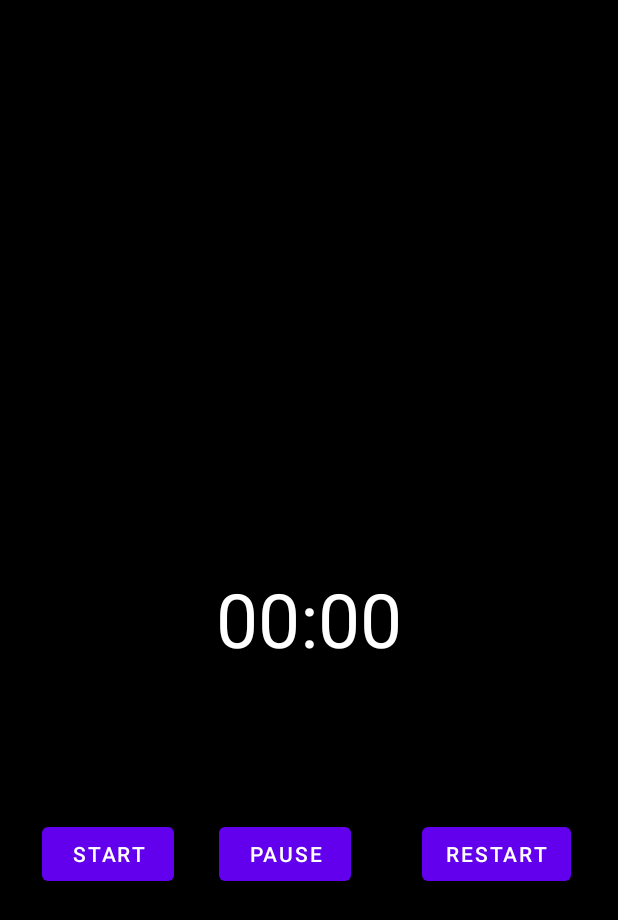
After one commit to hamitmizrak/Android_PeerToPeerMessage, an Android app: the Chronometre screen opened directly, with no data from a screen before it, on a phone screen of 412 x 824 dp. The commit adds this screen. Shown: the top 920 px of the screen. Run offline under Robolectric (Android 15) with nearby library versions, the phone set to English and light mode, and no system bars.

Commit message:
Chronometre

```diff
--- a/app/src/main/AndroidManifest.xml
+++ b/app/src/main/AndroidManifest.xml
@@ -20,6 +20,13 @@
         android:supportsRtl="true"
         android:theme="@style/Theme.PeerToPeerMessage"
         tools:targetApi="31">
+        <activity
+            android:name=".Chronometre"
+            android:exported="false">
+            <meta-data
+                android:name="android.app.lib_name"
+                android:value="" />
+        </activity>
         <activity
             android:name=".TelephoneValidation"
             android:exported="false">
--- a/app/src/main/java/com/hamitmizrak/peertopeermessage/AdminActivity.java
+++ b/app/src/main/java/com/hamitmizrak/peertopeermessage/AdminActivity.java
@@ -4,6 +4,7 @@ import androidx.annotation.NonNull;
 import androidx.appcompat.app.AppCompatActivity;
 import androidx.appcompat.widget.Toolbar;
 
+import android.content.Intent;
 import android.os.Bundle;
 import android.view.Menu;
 import android.view.MenuItem;
@@ -36,6 +37,15 @@ public class AdminActivity extends AppCompatActivity {
                 break;
 
 
+            case R.id.adminMenuChronometreId:
+                Toast.makeText(this, "Kronometre Tıklandı", Toast.LENGTH_SHORT).show();
+                Intent chronometreIntent = new Intent(getApplicationContext(), Chronometre.class);
+                //Toast'a String bir ifade göndermek istersek
+                Toast.makeText(AdminActivity.this, "Kronometre", Toast.LENGTH_SHORT).show();
+                startActivity(chronometreIntent);
+                break;
+
+
             case R.id.adminMenuLogoutId:
                 Toast.makeText(this, "Logout Tıklandı", Toast.LENGTH_SHORT).show();
                 break;
--- /dev/null
+++ b/app/src/main/java/com/hamitmizrak/peertopeermessage/Chronometre.java
@@ -0,0 +1,16 @@
+package com.hamitmizrak.peertopeermessage;
+
+import androidx.appcompat.app.AppCompatActivity;
+
+import android.os.Bundle;
+
+public class Chronometre extends AppCompatActivity {
+    //Global Variable
+
+
+    @Override
+    protected void onCreate(Bundle savedInstanceState) {
+        super.onCreate(savedInstanceState);
+        setContentView(R.layout.activity_chronometre);
+    }
+}
--- /dev/null
+++ b/app/src/main/res/layout/activity_chronometre.xml
@@ -0,0 +1,64 @@
+<?xml version="1.0" encoding="utf-8"?>
+<androidx.constraintlayout.widget.ConstraintLayout xmlns:android="http://schemas.android.com/apk/res/android"
+    xmlns:app="http://schemas.android.com/apk/res-auto"
+    xmlns:tools="http://schemas.android.com/tools"
+    android:layout_width="match_parent"
+    android:layout_height="match_parent"
+    android:background="@color/black"
+    android:orientation="vertical"
+    tools:context=".Chronometre">
+
+
+    <Chronometer
+        android:id="@+id/chronometreId"
+        android:layout_width="wrap_content"
+        android:layout_height="wrap_content"
+        android:text="00:00"
+        android:textAlignment="center"
+        android:textColor="@color/white"
+        android:textSize="50dp"
+        app:layout_constraintBottom_toBottomOf="parent"
+        app:layout_constraintEnd_toEndOf="parent"
+        app:layout_constraintStart_toStartOf="parent"
+        app:layout_constraintTop_toTopOf="parent" />
+
+    <Button
+        android:id="@+id/chronometreStartId"
+        android:layout_width="wrap_content"
+        android:layout_height="wrap_content"
+        android:text="Start"
+        app:layout_constraintBottom_toBottomOf="parent"
+        app:layout_constraintEnd_toStartOf="@id/chronometreId"
+        app:layout_constraintStart_toStartOf="parent"
+        app:layout_constraintTop_toBottomOf="@id/chronometreId"
+        app:layout_constraintHorizontal_bias="0.500"
+        app:layout_constraintVertical_bias="0.301"
+        />
+
+
+    <Button
+        android:id="@+id/chronometrePauseId"
+        android:layout_width="wrap_content"
+        android:layout_height="wrap_content"
+        android:text="Pause"
+        app:layout_constraintBottom_toBottomOf="parent"
+        app:layout_constraintEnd_toEndOf="parent"
+        app:layout_constraintStart_toStartOf="parent"
+        app:layout_constraintTop_toBottomOf="@id/chronometreId"
+        app:layout_constraintHorizontal_bias="0.450"
+        app:layout_constraintVertical_bias="0.301"/>
+
+    <Button
+        android:id="@+id/chronometreRestartId"
+        android:layout_width="wrap_content"
+        android:layout_height="wrap_content"
+        android:text="Restart"
+        app:layout_constraintBottom_toBottomOf="parent"
+        app:layout_constraintEnd_toEndOf="parent"
+        app:layout_constraintStart_toStartOf="parent"
+        app:layout_constraintTop_toBottomOf="@id/chronometreId"
+        app:layout_constraintHorizontal_bias="0.900"
+        app:layout_constraintVertical_bias="0.301"/>
+
+
+</androidx.constraintlayout.widget.ConstraintLayout>
--- a/app/src/main/res/menu/admin_menu.xml
+++ b/app/src/main/res/menu/admin_menu.xml
@@ -13,6 +13,10 @@
     android:title="Ayarlar"/>
 
     <item
+        android:id="@+id/adminMenuChronometreId"
+        android:title="Kronometre"/>
+
+    <item
         android:id="@+id/adminMenuLogoutId"
         android:title="Çıkış"/>
 </menu>
```
